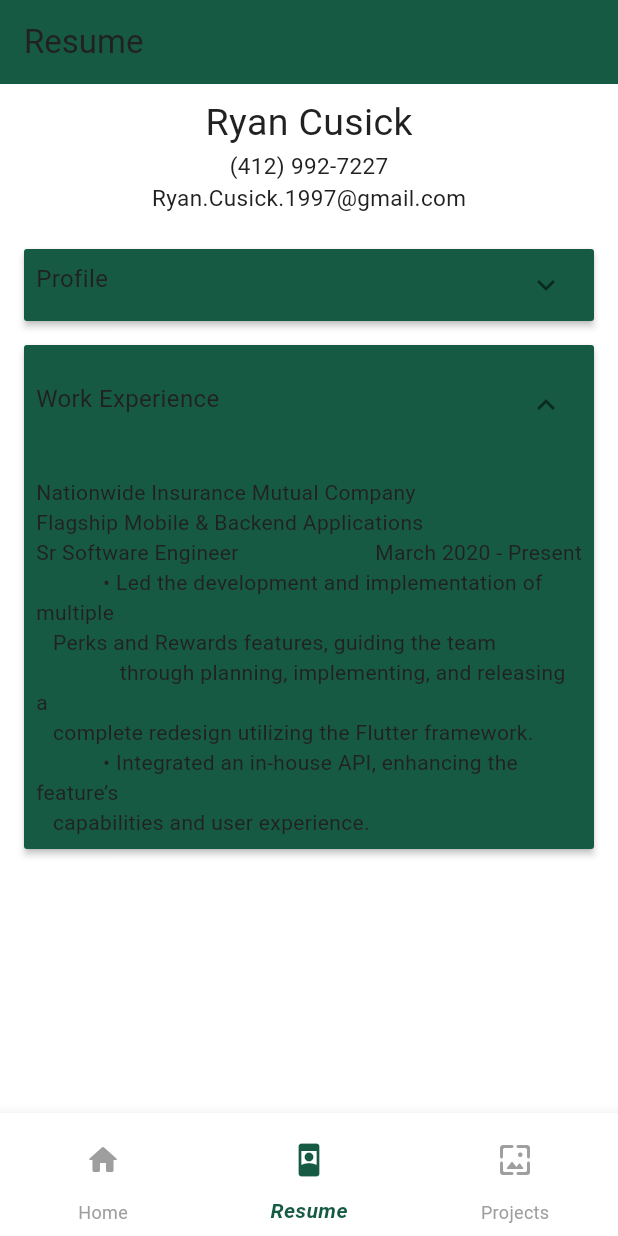
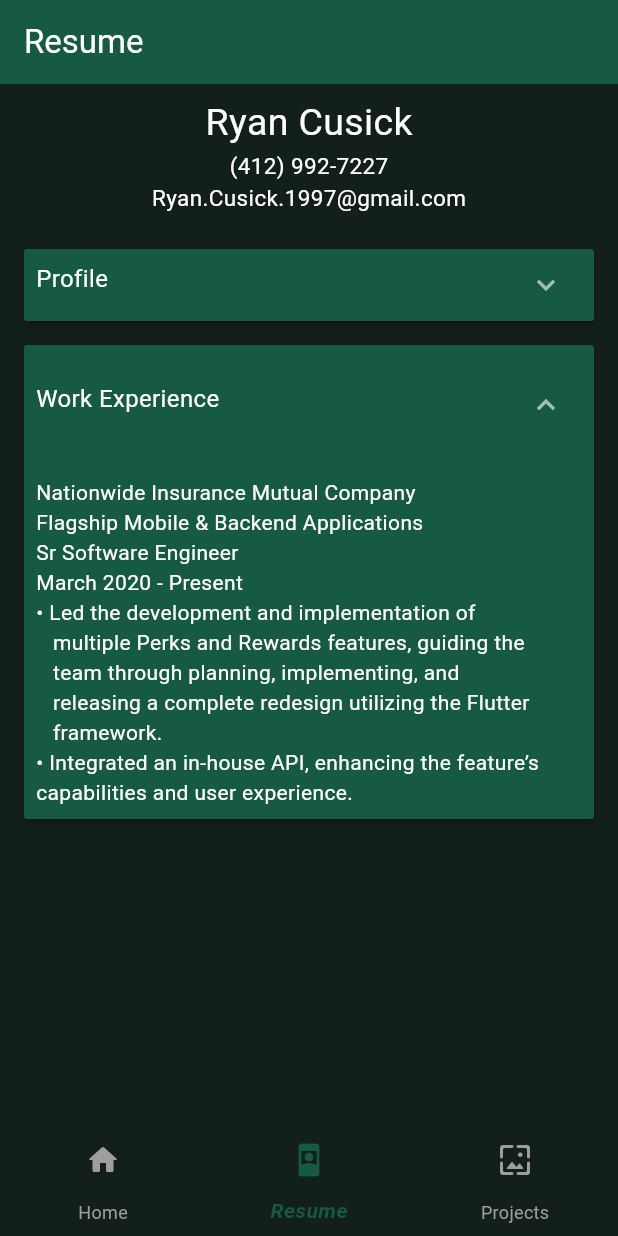
Before and after one commit to Cusick1/portfolio, a Flutter app: the screen it shows after launch, item 2 of the bottom bar chosen, on a phone screen of 412 x 824 dp. Run offline on Flutter 3.47's test engine with Material 3 defaults, Android fonts, the phone set to English and light mode, and no system bars; our stand-ins replace flutter_bloc.

Commit message:
adding bool flag for theme and updated spacing in resume text

```diff
--- a/lib/main.dart
+++ b/lib/main.dart
@@ -13,16 +13,19 @@ class MyApp extends StatelessWidget {
   // This widget is the root of your application.
   @override
   Widget build(BuildContext context) {
+    bool darkMode = true;
     return MaterialApp(
       title: 'Flutter Demo',
       theme: ThemeData(
-        colorScheme: MediaQuery.platformBrightnessOf(context) == Brightness.dark
+        // colorScheme: MediaQuery.platformBrightnessOf(context) == Brightness.dark
+        colorScheme: darkMode
             ? ColorScheme.dark(
                 primary: Color(0xFF165a43),
                 surface: Color(0xFF131f1b),
                 onSurface: Colors.white,
                 onSurfaceVariant: Colors.grey[500],
               )
+            // ignore: dead_code
             : ColorScheme.light(
                 primary: Color(0xFF165a43),
                 surface: Colors.white,
--- a/lib/presentation/resume_page.dart
+++ b/lib/presentation/resume_page.dart
@@ -4,7 +4,6 @@ import 'package:portfolio/presentation/widgets/contact_info.dart';
 import 'package:portfolio/presentation/widgets/expansion_panels.dart';
 import 'package:portfolio/presentation/widgets/panel_content.dart';
 
-// TODO(gitCusick): Figure out what I need to do to make this page update when I save/hot reload.
 class Resume extends StatelessWidget {
   const Resume({super.key});
 
@@ -62,21 +61,18 @@ class Resume extends StatelessWidget {
                           Text(
                             '''Nationwide Insurance Mutual Company\nFlagship Mobile & Backend Applications''',
                           ),
-                          Row(
-                            children: [
-                              Text('Sr Software Engineer'),
-                              Expanded(child: SizedBox()),
-                              Text('March 2020 - Present'),
-                            ],
+                          Text('Sr Software Engineer'),
+                          Text('March 2020 - Present'),
+                          Text(
+                            '''\u2022 Led the development and implementation of
+   multiple Perks and Rewards features, guiding the
+   team through planning, implementing, and
+   releasing a complete redesign utilizing the Flutter
+   framework.''',
                           ),
                           Text(
                             '''
-            \u2022 Led the development and implementation of multiple\n\t\t\tPerks and Rewards features, guiding the team
-            \t\t\tthrough planning, implementing, and releasing a\n\t\t\tcomplete redesign utilizing the Flutter framework.''',
-                          ),
-                          Text(
-                            '''
-            \u2022 Integrated an in-house API, enhancing the feature’s\n\t\t\tcapabilities and user experience.''',
+\u2022 Integrated an in-house API, enhancing the feature’s capabilities and user experience.''',
                           ),
                         ],
                       ),
```
